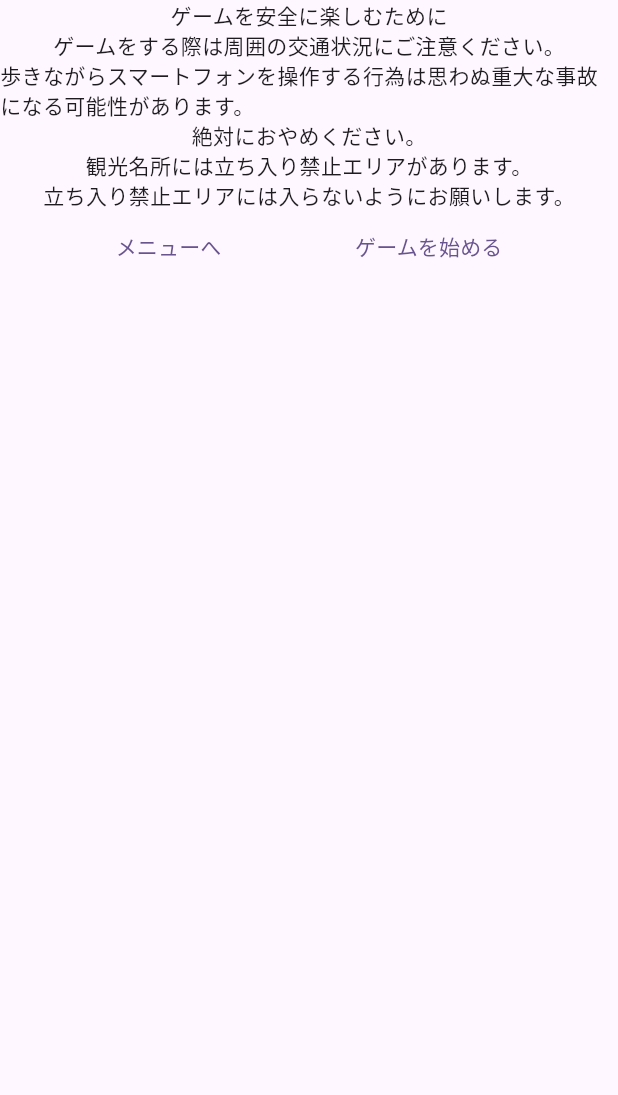
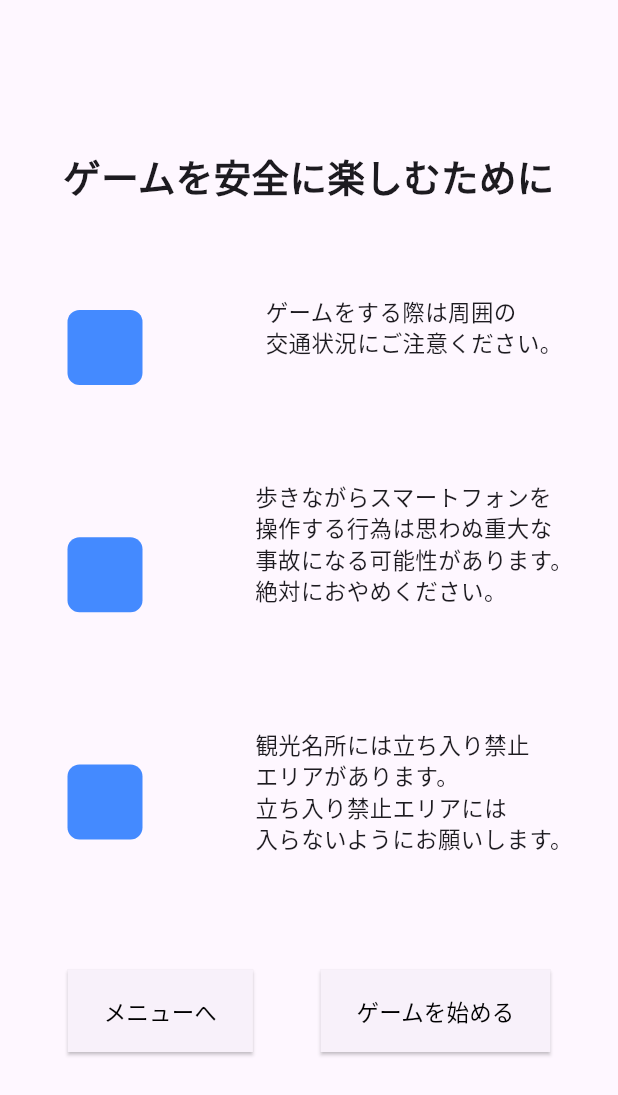
Before and after one commit to swift2024tourism/app, a Flutter app: the screen it shows after launch, on a phone screen of 412 x 824 dp. Shown: the top 1095 px of the screen. Run offline on Flutter 3.47's test engine with Material 3 defaults, Android fonts, the phone set to English and light mode, and no system bars.

Commit message:
注意書きの画面

```diff
--- a/lib/main.dart
+++ b/lib/main.dart
@@ -1,4 +1,3 @@
-import 'package:app/nannido.dart';
 import 'package:app/tyuuigaki.dart';
 import 'package:flutter/material.dart';
 
--- a/lib/tyuuigaki.dart
+++ b/lib/tyuuigaki.dart
@@ -1,37 +1,111 @@
 import 'package:flutter/material.dart';
 
 class Tyuuigaki extends StatelessWidget {
-  get child => null;
-
   @override
   Widget build(BuildContext context) {
+    final screenSize = MediaQuery.of(context).size;
+
     return Scaffold(
-      body: Column(
-        children: <Widget>[
-          Column(
-            children: <Widget>[
-              Text('ゲームを安全に楽しむために'),
-              Text('ゲームをする際は周囲の交通状況にご注意ください。'),
-              Text('歩きながらスマートフォンを操作する行為は思わぬ重大な事故になる可能性があります。'),
-              Text('絶対におやめください。'),
-              Text('観光名所には立ち入り禁止エリアがあります。'),
-              Text('立ち入り禁止エリアには入らないようにお願いします。'),
-              Row(
-                  mainAxisAlignment: MainAxisAlignment.spaceEvenly,
-                  children: <Widget>[
-                    TextButton(
-                      onPressed: () {},
-                      child: Text('メニューへ'),
-                    ),
-                    TextButton(
-                      onPressed: () {},
-                      child: Text('ゲームを始める'),
-                    ),
-                  ])
-            ],
-          )
+        body: Column(children: <Widget>[
+      const Align(
+        alignment: Alignment.topCenter,
+        child: Padding(
+          padding: EdgeInsets.only(top: 100.0),
+          child: Text(
+            'ゲームを安全に楽しむために',
+            style: TextStyle(fontSize: 25, fontWeight: FontWeight.bold),
+            textAlign: TextAlign.center,
+          ),
+        ),
+      ),
+      Row(
+        mainAxisAlignment: MainAxisAlignment.spaceBetween,
+        children: [
+          Container(
+            height: screenSize.height * 0.6,
+            margin: EdgeInsets.only(left: 25.0),
+            padding: EdgeInsets.all(20.0),
+            child: Column(
+              mainAxisAlignment: MainAxisAlignment.spaceAround,
+              children: <Widget>[
+                Container(
+                  //アイコン画像を入れる？
+                  width: 50,
+                  height: 50,
+                  decoration: BoxDecoration(
+                    color: Colors.blueAccent,
+                    borderRadius: BorderRadius.circular(8),
+                  ),
+                ),
+                Container(
+                  width: 50,
+                  height: 50,
+                  decoration: BoxDecoration(
+                    color: Colors.blueAccent,
+                    borderRadius: BorderRadius.circular(8),
+                  ),
+                ),
+                Container(
+                  width: 50,
+                  height: 50,
+                  decoration: BoxDecoration(
+                    color: Colors.blueAccent,
+                    borderRadius: BorderRadius.circular(8),
+                  ),
+                ),
+              ],
+            ),
+          ),
+          Container(
+            height: screenSize.height * 0.6,
+            margin: EdgeInsets.only(right: 10.0),
+            padding: EdgeInsets.all(20.0),
+            child: const Column(
+              mainAxisAlignment: MainAxisAlignment.spaceAround,
+              children: <Widget>[
+                const Text('ゲームをする際は周囲の\n交通状況にご注意ください。',
+                    style: TextStyle(fontSize: 15)),
+                const Text(
+                    '歩きながらスマートフォンを\n操作する行為は思わぬ重大な\n事故になる可能性があります。\n絶対におやめください。',
+                    style: TextStyle(fontSize: 15)),
+                const Text(
+                    '観光名所には立ち入り禁止\nエリアがあります。\n立ち入り禁止エリアには\n入らないようにお願いします。',
+                    style: TextStyle(fontSize: 15)),
+              ],
+            ),
+          ),
         ],
       ),
-    );
+      Padding(
+        padding: const EdgeInsets.only(top: 16.0),
+        child: Row(
+          mainAxisAlignment: MainAxisAlignment.spaceEvenly,
+          children: [
+            ElevatedButton(
+              onPressed: () {},
+              style: ElevatedButton.styleFrom(
+                  minimumSize: const Size(50, 55),
+                  shape: RoundedRectangleBorder(
+                      borderRadius: BorderRadius.circular(0))),
+              child: const Text(
+                'メニューへ',
+                style: TextStyle(fontSize: 15, color: Colors.black),
+              ),
+            ),
+            ElevatedButton(
+              onPressed: () {},
+              style: ElevatedButton.styleFrom(
+                  minimumSize: const Size(50, 55),
+                  shape: RoundedRectangleBorder(
+                      borderRadius: BorderRadius.circular(0))),
+              child: const Text(
+                'ゲームを始める',
+                style: TextStyle(fontSize: 15, color: Colors.black),
+              ),
+            ),
+          ],
+        ),
+      ),
+    ]));
   }
 }
```
